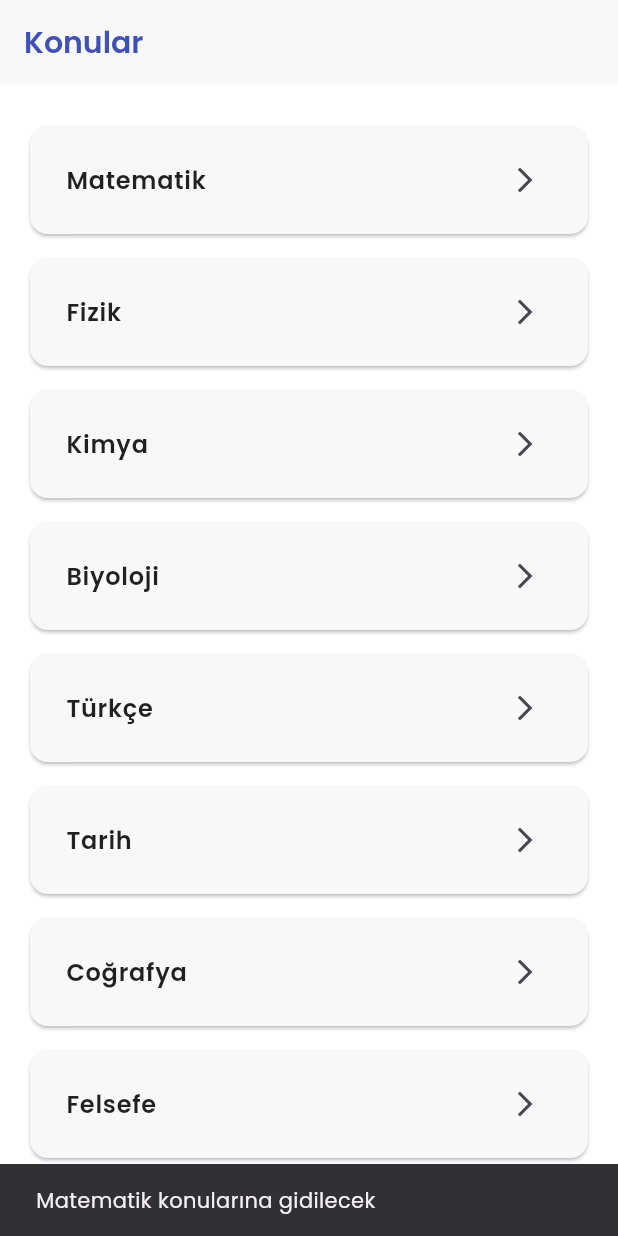
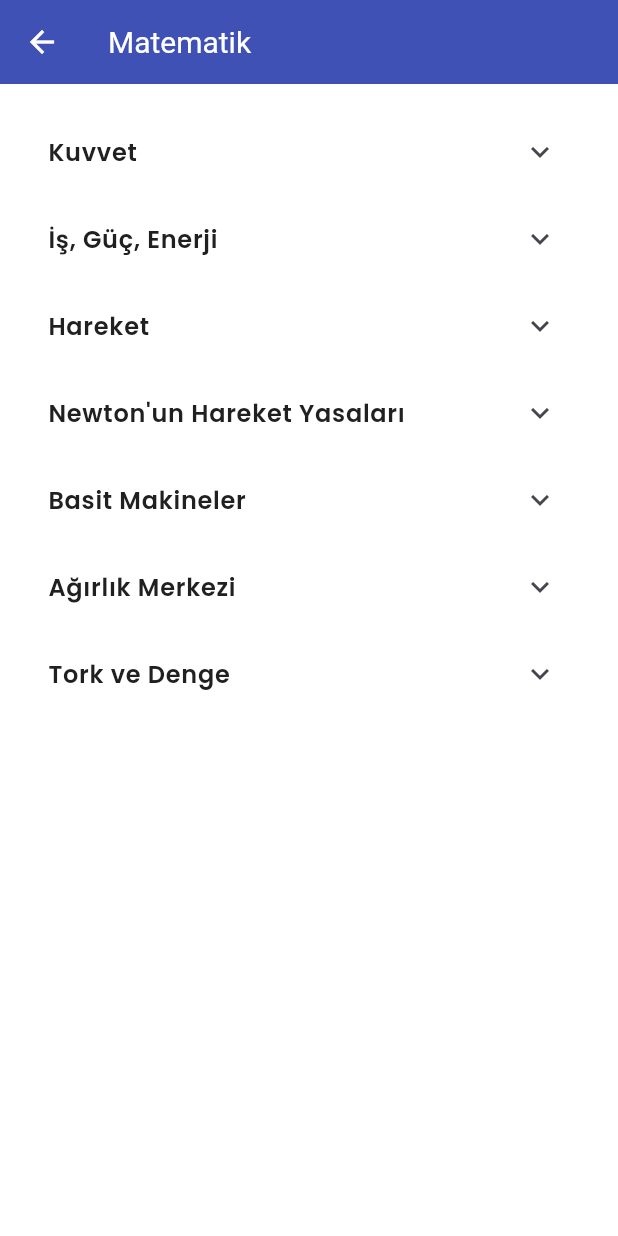
Before and after one commit to ssena-201903/student_track_app, a Flutter app: the CoursesPage screen opened directly, after a tap on "Matematik", on a phone screen of 412 x 824 dp. Run offline on Flutter 3.47's test engine with Material 3 defaults, Android fonts, the phone set to English and light mode, and no system bars; our stand-ins replace audioplayers, google_fonts, intl_phone_field, lottie; accounts and stored records are empty.

Commit message:
done pomodoro page, added sounds, done subjects page

```diff
--- a/lib/constants/constants.dart
+++ b/lib/constants/constants.dart
@@ -3,5 +3,7 @@ import 'package:flutter/material.dart';
 class Constants {
   static final Color primaryColor = Colors.indigo;
   static final Color lightPrimaryTone = Colors.indigo.shade400;
-  static final Color primaryWhiteTone = Color(0xffF8F8F8);
+  static final Color primaryWhiteTone = Color(0xfff9f9f9);
+  static final Color primaryBlackTone = Color.fromARGB(255, 32, 32, 32);
+  static final Color primaryGreenTone = Colors.redAccent;
 }
--- a/lib/helpers/data_helper.dart
+++ b/lib/helpers/data_helper.dart
@@ -13,7 +13,7 @@ class DataHelper {
 
   static List<Map<String, String>> getBottomCardsData() {
     return [
-      {'title': 'Pomodoro'},
+      {'title': 'Pomodoro Yap'},
       {'title': 'Denemeler'},
     ];
   }
--- a/lib/views/main_shell.dart
+++ b/lib/views/main_shell.dart
@@ -1,7 +1,6 @@
 // main_shell.dart
 import 'package:flutter/material.dart';
 import 'package:student_track/constants/constants.dart';
-import 'package:student_track/views/analysis/analysis_page.dart';
 import 'package:student_track/views/home/home_page.dart';
 import 'package:student_track/views/profile/profile_page.dart';
 import 'package:student_track/views/subjects/courses_page.dart';
@@ -37,8 +36,8 @@ class _MainShellState extends State<MainShell> {
           BottomNavigationBarItem(icon: Icon(Icons.home), label: "Ana Sayfa"),
           BottomNavigationBarItem(icon: Icon(Icons.push_pin), label: "Konular"),
           BottomNavigationBarItem(
-            icon: Icon(Icons.notifications),
-            label: "Görevler",
+            icon: Icon(Icons.person),
+            label: "Profilim",
           ),
         ],
       ),
--- a/lib/views/subjects/courses_page.dart
+++ b/lib/views/subjects/courses_page.dart
@@ -1,5 +1,6 @@
 import 'package:flutter/material.dart';
 import 'package:student_track/constants/constants.dart';
+import 'package:student_track/views/subjects/subjects_page.dart';
 import 'package:student_track/widgets/custom_text.dart';
 
 class CoursesPage extends StatelessWidget {
@@ -19,10 +20,8 @@ class CoursesPage extends StatelessWidget {
   @override
   Widget build(BuildContext context) {
     return Scaffold(
-      backgroundColor: Colors.white,
       appBar: AppBar(
-        title: CustomText(text: "Konular", color: Constants.primaryColor, fontWeight: FontWeight.w600, fontSize: 20),
-        backgroundColor: Constants.primaryWhiteTone,
+        title: Text("Konular"),
       ),
       body: ListView.builder(
         padding: const EdgeInsets.all(20),
@@ -35,13 +34,10 @@ class CoursesPage extends StatelessWidget {
             child: Padding(
               padding: const EdgeInsets.all(8),
               child: ListTile(
-                title: CustomText(text: subject, color: Colors.black87, fontWeight: FontWeight.w600, fontSize: 16),
+                title: CustomText(text: subject, color: Constants.primaryBlackTone, fontWeight: FontWeight.w600, fontSize: 16),
                 trailing: const Icon(Icons.arrow_forward_ios, size: 20,),
                 onTap: () {
-                  // İleride bu kısımda detay sayfasına yönlendirme olacak
-                  ScaffoldMessenger.of(context).showSnackBar(
-                    SnackBar(content: Text("$subject konularına gidilecek")),
-                  );
+                  Navigator.of(context).push(MaterialPageRoute(builder: (context) => SubjectsPage(title: subject,)));
                 },
               ),
             ),
--- /dev/null
+++ b/lib/views/subjects/subjects_page.dart
@@ -0,0 +1,95 @@
+import 'package:flutter/material.dart';
+import 'package:student_track/constants/constants.dart';
+import 'package:student_track/widgets/custom_text.dart';
+
+class SubjectsPage extends StatefulWidget {
+  final String title;
+  const SubjectsPage({super.key, required this.title});
+
+  @override
+  State<SubjectsPage> createState() => _SubjectsPageState();
+}
+
+class _SubjectsPageState extends State<SubjectsPage> {
+  // sample data structure for subjects and their books
+  final Map<String, List<BookItem>> subjects = {
+  "Kuvvet": [
+    BookItem(name: "Fizik Soru Bankası - Kuvvet", isRead: false),
+    BookItem(name: "Kuvvet Konu Anlatımı", isRead: true),
+    BookItem(name: "TYT Fizik Kuvvet Testleri", isRead: false),
+    BookItem(name: "Palme Yayınları Kuvvet Fasikülü", isRead: true),
+  ],
+  "İş, Güç, Enerji": [
+    BookItem(name: "Enerji ve Güç - TYT Soru Kitabı", isRead: false),
+    BookItem(name: "Fizik Defteri - Enerji", isRead: false),
+    BookItem(name: "İş ve Güç Konu Anlatımı", isRead: true),
+    BookItem(name: "Enerji Soruları - Final Yayınları", isRead: false),
+  ],
+  "Hareket": [
+    BookItem(name: "TYT Fizik - Hareket Soru Bankası", isRead: true),
+    BookItem(name: "Hareket Konu Özetleri", isRead: false),
+    BookItem(name: "Hız - Zaman - Yer Grafik Çalışmaları", isRead: false),
+  ],
+  "Newton'un Hareket Yasaları": [
+    BookItem(name: "Newton Yasaları - Konu Anlatımı", isRead: true),
+    BookItem(name: "TYT Newton Test Kitabı", isRead: false),
+    BookItem(name: "Üç Yayın Newton Çıkmış Sorular", isRead: false),
+  ],
+  "Basit Makineler": [
+    BookItem(name: "Basit Makineler - Soru Kitabı", isRead: true),
+    BookItem(name: "Konu Anlatımı - Basit Makineler", isRead: true),
+    BookItem(name: "Fizik Kitapçığı - Makaralar", isRead: false),
+  ],
+  "Ağırlık Merkezi": [
+    BookItem(name: "Ağırlık Merkezi Çözümlü Sorular", isRead: false),
+    BookItem(name: "TYT Fizik - Ağırlık Merkezi Fasikülü", isRead: true),
+    BookItem(name: "Palme Yayınları - Ağırlık Merkezi", isRead: false),
+  ],
+  "Tork ve Denge": [
+    BookItem(name: "Denge Soruları - Seçkin Yayıncılık", isRead: false),
+    BookItem(name: "Tork Konu Notları", isRead: false),
+    BookItem(name: "TYT Tork ve Denge Denemeleri", isRead: true),
+  ],
+};
+
+
+  @override
+  Widget build(BuildContext context) {
+    return Scaffold(
+      appBar: AppBar(
+        title: Text(widget.title),
+        backgroundColor: Colors.indigo,
+        foregroundColor: Colors.white,
+      ),
+      body: ListView(
+        padding: const EdgeInsets.all(16),
+        children: subjects.entries.map((entry) {
+          final subjectName = entry.key;
+          final bookList = entry.value;
+
+          return ExpansionTile(
+            title: CustomText(text: subjectName, color: Constants.primaryBlackTone, fontWeight: FontWeight.w600, fontSize: 16),
+            children: bookList.map((book) {
+              return CheckboxListTile(
+                title: Text(book.name),
+                value: book.isRead,
+                onChanged: (val) {
+                  setState(() {
+                    book.isRead = val ?? false;
+                  });
+                },
+              );
+            }).toList(),
+          );
+        }).toList(),
+      ),
+    );
+  }
+}
+
+class BookItem {
+  final String name;
+  bool isRead;
+
+  BookItem({required this.name, this.isRead = false});
+}
```
Also changed, not shown: lib/main.dart (+36 -4 lines), lib/views/home/home_page.dart (+12 -4 lines), lib/views/pomodoro/pomodo_page.dart (added, +359 -0 lines), lib/views/profile/profile_page.dart (+3 -8 lines), pubspec.yaml (+8 -0 lines), pubspec.lock, 8 other files.
